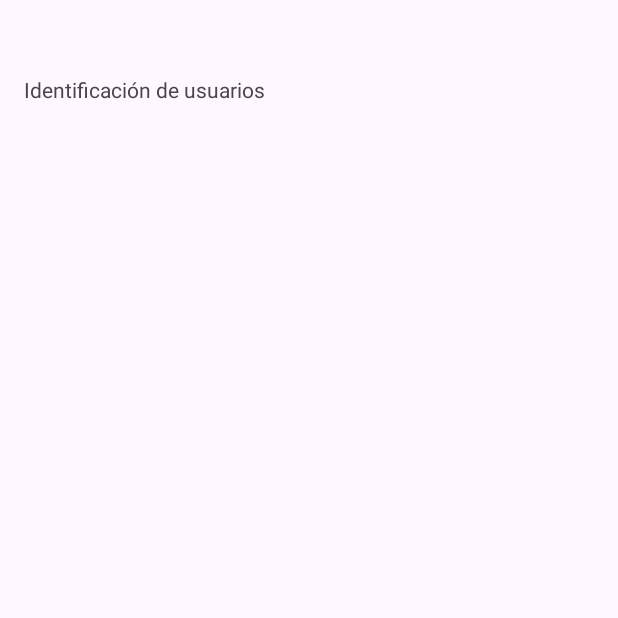
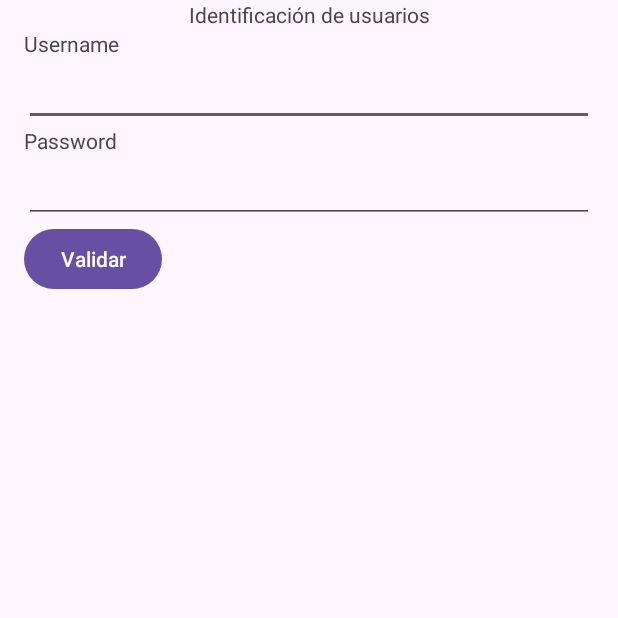
Before and after one commit to ostejere/CursoAndroid2024_v2, an Android app: the screen it shows after launch (LoginActivity), on a phone screen of 412 x 824 dp, the top half of it. Run offline under Robolectric (Android 15) with nearby library versions, the phone set to English and light mode, and no system bars.

Commit message:
UT2 - Ejercicio 1

```diff
--- /dev/null
+++ b/app/src/main/java/com/example/androidtraining2/features/login/LoginFactory.kt
@@ -0,0 +1,31 @@
+package com.example.androidtraining2.features.login
+
+import com.example.androidtraining2.features.login.data.LoginDataRepository
+import com.example.androidtraining2.features.login.data.remote.LoginMockRemoteDataSource
+import com.example.androidtraining2.features.login.domain.LoginRepository
+import com.example.androidtraining2.features.login.domain.SignInUseCase
+import com.example.androidtraining2.features.login.presentation.LoginViewModel
+
+class LoginFactory {
+
+    private val loginMockRemoteDataSource : LoginMockRemoteDataSource = provideLoginRemoteDataSource()
+    private val loginRepository : LoginRepository = provideLoginDataRepository()
+    private val signInUseCase : SignInUseCase = provideSignInUseCase()
+
+    fun provideLoginViewModel() : LoginViewModel {
+       return LoginViewModel(signInUseCase)
+    }
+
+    private fun provideLoginRemoteDataSource(): LoginMockRemoteDataSource {
+        return LoginMockRemoteDataSource()
+    }
+
+    private fun provideLoginDataRepository(): LoginDataRepository {
+        return LoginDataRepository(loginMockRemoteDataSource)
+    }
+
+    private fun provideSignInUseCase(): SignInUseCase {
+        return SignInUseCase(loginRepository)
+    }
+
+}
--- /dev/null
+++ b/app/src/main/java/com/example/androidtraining2/features/login/data/LoginDataRepository.kt
@@ -0,0 +1,12 @@
+package com.example.androidtraining2.features.login.data
+
+import com.example.androidtraining2.features.login.data.remote.LoginMockRemoteDataSource
+import com.example.androidtraining2.features.login.domain.LoginRepository
+
+class LoginDataRepository (private val remoteDataSource: LoginMockRemoteDataSource) : LoginRepository{
+
+    override fun isValid(username: String, password: String): Boolean {
+        return remoteDataSource.validate(username, password)
+    }
+
+}
--- /dev/null
+++ b/app/src/main/java/com/example/androidtraining2/features/login/data/remote/LoginMockRemoteDataSource.kt
@@ -0,0 +1,12 @@
+package com.example.androidtraining2.features.login.data.remote
+
+class LoginMockRemoteDataSource {
+
+    private val username = "android"
+    private val password = "12345"
+
+    fun validate (username: String, password: String): Boolean {
+        return ((this.username == username) && (this.password == password))
+    }
+
+}
--- /dev/null
+++ b/app/src/main/java/com/example/androidtraining2/features/login/domain/LoginRepository.kt
@@ -0,0 +1,7 @@
+package com.example.androidtraining2.features.login.domain
+
+interface LoginRepository {
+
+    fun isValid(username: String, password: String): Boolean
+
+}
--- /dev/null
+++ b/app/src/main/java/com/example/androidtraining2/features/login/domain/SignInUseCase.kt
@@ -0,0 +1,9 @@
+package com.example.androidtraining2.features.login.domain
+
+class SignInUseCase (private val loginRepository: LoginRepository) {
+
+    operator fun invoke(username: String, password: String): Boolean {
+        return loginRepository.isValid(username, password)
+    }
+
+}
--- a/app/src/main/java/com/example/androidtraining2/features/login/presentation/LoginActivity.kt
+++ b/app/src/main/java/com/example/androidtraining2/features/login/presentation/LoginActivity.kt
@@ -1,21 +1,47 @@
 package com.example.androidtraining2.features.login.presentation
 
 import android.os.Bundle
-import androidx.activity.enableEdgeToEdge
+import android.widget.Button
+import android.widget.EditText
 import androidx.appcompat.app.AppCompatActivity
-import androidx.core.view.ViewCompat
-import androidx.core.view.WindowInsetsCompat
 import com.example.androidtraining2.R
+import com.example.androidtraining2.features.login.LoginFactory
+import com.google.android.material.snackbar.Snackbar
 
 class LoginActivity : AppCompatActivity() {
+
+    private lateinit var loginFactory : LoginFactory
+    private lateinit var loginViewModel : LoginViewModel
+
+    // lateinit permite crear una variable e inicializarla mas tarde
+    // kotlin en principio exige que todas las variables se inicialicen
+
     override fun onCreate(savedInstanceState: Bundle?) {
         super.onCreate(savedInstanceState)
-        enableEdgeToEdge()
+        loginFactory = LoginFactory()
+        loginViewModel = loginFactory.provideLoginViewModel()
         setContentView(R.layout.activity_login)
-        ViewCompat.setOnApplyWindowInsetsListener(findViewById(R.id.main)) { v, insets ->
-            val systemBars = insets.getInsets(WindowInsetsCompat.Type.systemBars())
-            v.setPadding(systemBars.left, systemBars.top, systemBars.right, systemBars.bottom)
-            insets
+        setupView()
+    }
+
+    private fun setupView() {
+        val actionValidate = findViewById<Button>(R.id.action_validate)
+        actionValidate.setOnClickListener {
+            val username = findViewById<EditText>(R.id.input_username).text.toString()
+            val password = findViewById<EditText>(R.id.input_password).text.toString()
+            val isValid = loginViewModel.validateClicked(username, password)
+
+            val msg = when (isValid) {
+                true -> getString(R.string.message_login_ok)
+                false -> getString(R.string.message_login_fail)
+            }
+
+            Snackbar.make(
+                findViewById(R.id.main),
+                msg,
+                Snackbar.LENGTH_SHORT
+            ).show()
+
         }
     }
 }
--- /dev/null
+++ b/app/src/main/java/com/example/androidtraining2/features/login/presentation/LoginViewModel.kt
@@ -0,0 +1,12 @@
+package com.example.androidtraining2.features.login.presentation
+
+import androidx.lifecycle.ViewModel
+import com.example.androidtraining2.features.login.domain.SignInUseCase
+
+class LoginViewModel(private val singInUseCase: SignInUseCase) : ViewModel () {
+
+    fun validateClicked(username: String, password: String): Boolean {
+        return singInUseCase.invoke(username, password)
+    }
+
+}
--- a/app/src/main/res/layout/activity_login.xml
+++ b/app/src/main/res/layout/activity_login.xml
@@ -1,18 +1,46 @@
 <?xml version="1.0" encoding="utf-8"?>
-<LinearLayout
-    xmlns:android="http://schemas.android.com/apk/res/android"
-    xmlns:app="http://schemas.android.com/apk/res-auto"
+<LinearLayout xmlns:android="http://schemas.android.com/apk/res/android"
     xmlns:tools="http://schemas.android.com/tools"
     android:id="@+id/main"
     android:layout_width="match_parent"
     android:layout_height="match_parent"
+    android:orientation="vertical"
+    android:paddingHorizontal="16dp"
     tools:context=".features.login.presentation.LoginActivity">
 
     <TextView
-        android:text="@string/label_login"
-        android:layout_marginVertical="50dp"
-        android:layout_marginHorizontal="16dp"
+        android:layout_width="match_parent"
+        android:layout_height="wrap_content"
+        android:textAlignment="center"
+        android:text="@string/label_login" />
+
+    <TextView
+        android:layout_width="match_parent"
+        android:layout_height="wrap_content"
+        android:text="@string/label_username" />
+
+    <EditText
+        android:id="@+id/input_username"
+        android:layout_width="match_parent"
+        android:layout_height="wrap_content"
+        android:maxLength="10" />
+
+    <TextView
+        android:text="@string/label_password"
         android:layout_width="match_parent"
         android:layout_height="wrap_content" />
 
+    <EditText
+        android:id="@+id/input_password"
+        android:layout_width="match_parent"
+        android:layout_height="wrap_content"
+        android:inputType="textPassword"
+        android:maxLength="10" />
+
+    <Button
+        android:id="@+id/action_validate"
+        android:layout_width="wrap_content"
+        android:layout_height="wrap_content"
+        android:text="@string/action_validate" />
+
 </LinearLayout>
--- a/app/src/main/res/values/strings.xml
+++ b/app/src/main/res/values/strings.xml
@@ -1,4 +1,9 @@
 <resources>
     <string name="app_name">AndroidTraining2</string>
     <string name="label_login">Identificación de usuarios</string>
+    <string name="label_username">Username</string>
+    <string name="label_password">Password</string>
+    <string name="action_validate">Validar</string>
+    <string name="message_login_ok">Credenciales correctas</string>
+    <string name="message_login_fail">Credenciales incorrectas</string>
 </resources>
```
Also changed, not shown: app/src/main/java/com/example/androidtraining2/features/login/data/vacio.txt (deleted), app/src/main/java/com/example/androidtraining2/features/login/domain/vacio.txt (deleted), app/src/main/java/com/example/androidtraining2/features/login/presentation/vacio.txt (deleted).
